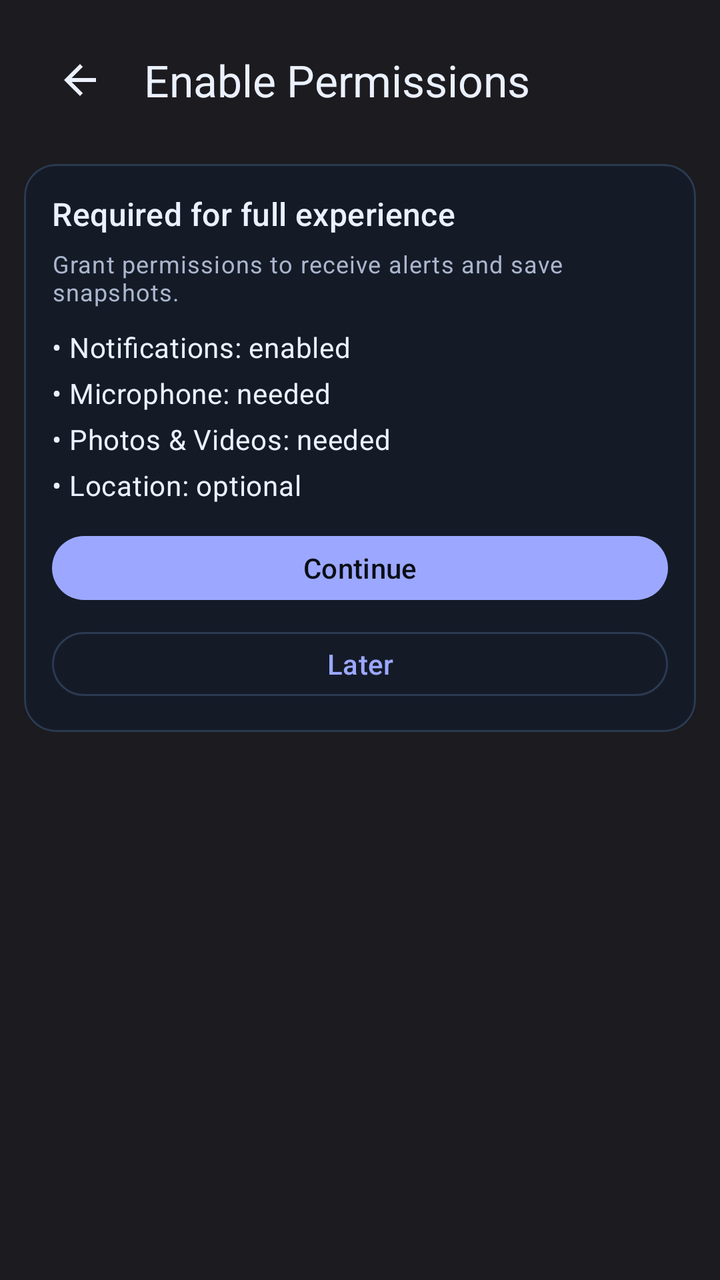
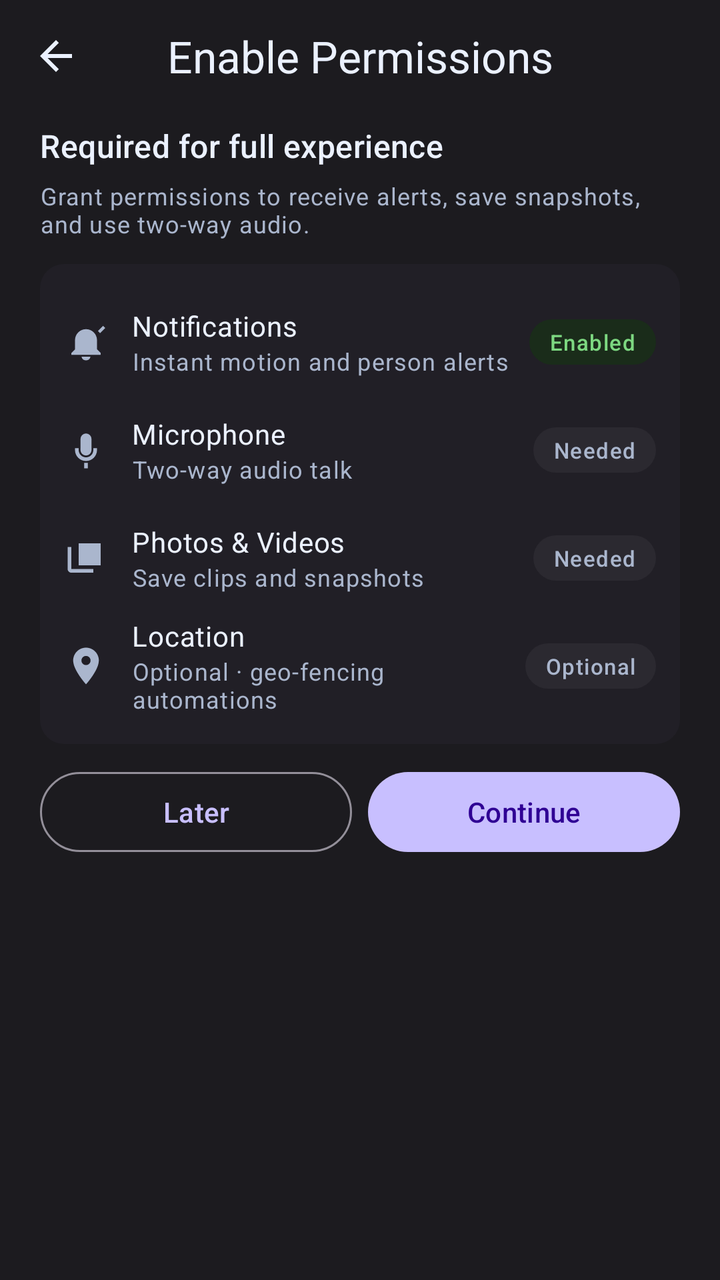

Two renders of the same Android screen: before a commit and after it. Below are the layout's source before the change and the commit's diff.
<!-- AndroidManifest.xml: application theme Theme.RealLive -->
<!-- res/layout/activity_permission_guide.xml -->
<?xml version="1.0" encoding="utf-8"?>
<ScrollView xmlns:android="http://schemas.android.com/apk/res/android"
    xmlns:app="http://schemas.android.com/apk/res-auto"
    android:layout_width="match_parent"
    android:layout_height="match_parent"
    android:background="@color/auth_bg">

    <LinearLayout
        android:layout_width="match_parent"
        android:layout_height="wrap_content"
        android:orientation="vertical"
        android:paddingStart="@dimen/space_12"
        android:paddingTop="@dimen/space_8"
        android:paddingEnd="@dimen/space_12"
        android:paddingBottom="@dimen/space_16">

        <com.google.android.material.appbar.MaterialToolbar
            android:id="@+id/permission_toolbar"
            android:layout_width="match_parent"
            android:layout_height="wrap_content"
            android:background="@android:color/transparent"
            app:navigationIcon="@drawable/ic_arrow_back_24"
            app:navigationIconTint="?attr/colorOnBackground"
            app:title="Enable Permissions"
            app:titleTextColor="?attr/colorOnBackground" />

        <com.google.android.material.card.MaterialCardView
            android:layout_width="match_parent"
            android:layout_height="wrap_content"
            android:layout_marginTop="@dimen/space_10"
            app:cardBackgroundColor="?attr/colorSurface"
            app:cardCornerRadius="@dimen/radius_16"
            app:cardElevation="0dp"
            app:strokeColor="?attr/colorOutlineVariant"
            app:strokeWidth="1dp">

            <LinearLayout
                android:layout_width="match_parent"
                android:layout_height="wrap_content"
                android:orientation="vertical"
                android:padding="@dimen/space_14">

                <TextView
                    android:layout_width="match_parent"
                    android:layout_height="wrap_content"
                    android:text="Required for full experience"
                    android:textAppearance="@style/TextAppearance.Material3.TitleMedium"
                    android:textColor="?attr/colorOnSurface" />

                <TextView
                    android:layout_width="match_parent"
                    android:layout_height="wrap_content"
                    android:layout_marginTop="@dimen/space_6"
                    android:text="Grant permissions to receive alerts and save snapshots."
                    android:textAppearance="@style/TextAppearance.Material3.BodySmall"
                    android:textColor="?attr/colorOnSurfaceVariant" />

                <LinearLayout
                    android:layout_width="match_parent"
                    android:layout_height="wrap_content"
                    android:layout_marginTop="@dimen/space_10"
                    android:orientation="vertical">

                    <TextView
                        android:layout_width="match_parent"
                        android:layout_height="wrap_content"
                        android:text="• Notifications: enabled"
                        android:textAppearance="@style/TextAppearance.Material3.BodyMedium"
                        android:textColor="?attr/colorOnSurface" />

                    <TextView
                        android:layout_width="match_parent"
                        android:layout_height="wrap_content"
                        android:layout_marginTop="@dimen/space_4"
                        android:text="• Microphone: needed"
                        android:textAppearance="@style/TextAppearance.Material3.BodyMedium"
                        android:textColor="?attr/colorOnSurface" />

                    <TextView
                        android:layout_width="match_parent"
                        android:layout_height="wrap_content"
                        android:layout_marginTop="@dimen/space_4"
                        android:text="• Photos &amp; Videos: needed"
                        android:textAppearance="@style/TextAppearance.Material3.BodyMedium"
                        android:textColor="?attr/colorOnSurface" />

                    <TextView
                        android:layout_width="match_parent"
                        android:layout_height="wrap_content"
                        android:layout_marginTop="@dimen/space_4"
                        android:text="• Location: optional"
                        android:textAppearance="@style/TextAppearance.Material3.BodyMedium"
                        android:textColor="?attr/colorOnSurface" />
                </LinearLayout>

                <com.google.android.material.button.MaterialButton
                    android:layout_width="match_parent"
                    android:layout_height="40dp"
                    android:layout_marginTop="@dimen/space_12"
                    android:text="Continue"
                    android:textAllCaps="false" />

                <com.google.android.material.button.MaterialButton
                    style="?attr/materialButtonOutlinedStyle"
                    android:layout_width="match_parent"
                    android:layout_height="40dp"
                    android:layout_marginTop="@dimen/space_8"
                    android:text="Later"
                    android:textAllCaps="false" />
            </LinearLayout>
        </com.google.android.material.card.MaterialCardView>
    </LinearLayout>

</ScrollView>
<!-- resources referenced by this layout -->
<resources>
  <dimen name="radius_16">16dp</dimen>
  <dimen name="space_10">10dp</dimen>
  <dimen name="space_12">12dp</dimen>
  <dimen name="space_14">14dp</dimen>
  <dimen name="space_16">16dp</dimen>
  <dimen name="space_4">4dp</dimen>
  <dimen name="space_6">6dp</dimen>
  <dimen name="space_8">8dp</dimen>
  <!-- drawable ic_arrow_back_24 (drawable) -->
  <vector xmlns:android="http://schemas.android.com/apk/res/android"
      android:width="24dp"
      android:height="24dp"
      android:viewportWidth="24"
      android:viewportHeight="24">
      <path
          android:fillColor="#111827"
          android:pathData="M20,11H7.83l5.59,-5.59L12,4l-8,8l8,8l1.41,-1.41L7.83,13H20v-2z" />
  </vector>
  <style name="Theme.RealLive" parent="Theme.Material3.DayNight.NoActionBar">
          <item name="colorPrimary">@color/rl_brand</item>
          <item name="colorOnPrimary">@color/rl_bg</item>
          <item name="colorPrimaryContainer">@color/rl_brand_soft</item>
          <item name="colorOnPrimaryContainer">@color/rl_text_primary</item>
  
          <item name="colorSecondary">@color/rl_secondary</item>
          <item name="colorOnSecondary">@color/rl_bg</item>
          <item name="colorSecondaryContainer">@color/rl_secondary_soft</item>
          <item name="colorOnSecondaryContainer">@color/rl_text_primary</item>
  
          <item name="colorTertiary">@color/rl_tertiary</item>
          <item name="colorOnTertiary">@color/rl_bg</item>
          <item name="colorTertiaryContainer">@color/rl_tertiary_soft</item>
          <item name="colorOnTertiaryContainer">@color/rl_text_primary</item>
  
          <item name="colorError">@color/rl_error</item>
          <item name="colorOnError">@color/rl_bg</item>
  
          <item name="colorSurface">@color/rl_surface</item>
          <item name="colorOnSurface">@color/rl_text_primary</item>
          <item name="colorSurfaceVariant">@color/rl_surface_alt</item>
          <item name="colorOnSurfaceVariant">@color/rl_text_secondary</item>
          <item name="colorOutline">@color/rl_border</item>
          <item name="colorOutlineVariant">@color/rl_border</item>
  
          <item name="android:colorBackground">@color/rl_bg</item>
          <item name="colorOnBackground">@color/rl_text_primary</item>
          <item name="android:windowBackground">@color/rl_bg</item>
  
          <item name="android:statusBarColor">@color/rl_bg</item>
          <item name="android:navigationBarColor">@color/rl_bg</item>
          <item name="android:windowLightStatusBar">false</item>
          <item name="android:windowLightNavigationBar">false</item>
      </style>
  <!-- unchanged entries left out for length: 14 -->
</resources>

<!-- the commit's change to res/layout/activity_permission_guide.xml (unified diff, before → after) -->
@@ -1,114 +1,301 @@
 <?xml version="1.0" encoding="utf-8"?>
-<ScrollView xmlns:android="http://schemas.android.com/apk/res/android"
-    xmlns:app="http://schemas.android.com/apk/res-auto"
+<LinearLayout xmlns:android="http://schemas.android.com/apk/res/android"
     android:layout_width="match_parent"
     android:layout_height="match_parent"
-    android:background="@color/auth_bg">
+    android:background="@color/auth_bg"
+    android:orientation="vertical">
 
     <LinearLayout
         android:layout_width="match_parent"
-        android:layout_height="wrap_content"
-        android:orientation="vertical"
-        android:paddingStart="@dimen/space_12"
-        android:paddingTop="@dimen/space_8"
-        android:paddingEnd="@dimen/space_12"
-        android:paddingBottom="@dimen/space_16">
-
-        <com.google.android.material.appbar.MaterialToolbar
-            android:id="@+id/permission_toolbar"
+        android:layout_height="56dp"
+        android:gravity="center_vertical"
+        android:paddingStart="8dp"
+        android:paddingEnd="8dp">
+
+        <ImageButton
+            android:id="@+id/permission_back"
+            android:layout_width="40dp"
+            android:layout_height="40dp"
+            android:background="@android:color/transparent"
+            android:contentDescription="Back"
+            android:src="@drawable/ic_arrow_back_24"
+            android:tint="?attr/colorOnBackground" />
+
+        <TextView
+            android:layout_width="0dp"
+            android:layout_height="wrap_content"
+            android:layout_weight="1"
+            android:gravity="center"
+            android:text="Enable Permissions"
+            android:textAppearance="@style/TextAppearance.Material3.TitleLarge"
+            android:textColor="?attr/colorOnBackground" />
+
+        <View
+            android:layout_width="40dp"
+            android:layout_height="40dp" />
+    </LinearLayout>
+
+    <ScrollView
+        android:layout_width="match_parent"
+        android:layout_height="0dp"
+        android:layout_weight="1"
+        android:scrollbars="none">
+
+        <LinearLayout
             android:layout_width="match_parent"
             android:layout_height="wrap_content"
-            android:background="@android:color/transparent"
-            app:navigationIcon="@drawable/ic_arrow_back_24"
-            app:navigationIconTint="?attr/colorOnBackground"
-            app:title="Enable Permissions"
-            app:titleTextColor="?attr/colorOnBackground" />
-
-        <com.google.android.material.card.MaterialCardView
-            android:layout_width="match_parent"
-            android:layout_height="wrap_content"
-            android:layout_marginTop="@dimen/space_10"
-            app:cardBackgroundColor="?attr/colorSurface"
-            app:cardCornerRadius="@dimen/radius_16"
-            app:cardElevation="0dp"
-            app:strokeColor="?attr/colorOutlineVariant"
-            app:strokeWidth="1dp">
+            android:orientation="vertical"
+            android:paddingStart="20dp"
+            android:paddingTop="6dp"
+            android:paddingEnd="20dp"
+            android:paddingBottom="16dp">
+
+            <TextView
+                android:layout_width="match_parent"
+                android:layout_height="wrap_content"
+                android:text="Required for full experience"
+                android:textAppearance="@style/TextAppearance.Material3.TitleMedium"
+                android:textColor="?attr/colorOnSurface" />
+
+            <TextView
+                android:layout_width="match_parent"
+                android:layout_height="wrap_content"
+                android:layout_marginTop="6dp"
+                android:text="Grant permissions to receive alerts, save snapshots, and use two-way audio."
+                android:textAppearance="@style/TextAppearance.Material3.BodySmall"
+                android:textColor="?attr/colorOnSurfaceVariant" />
 
             <LinearLayout
                 android:layout_width="match_parent"
                 android:layout_height="wrap_content"
+                android:layout_marginTop="12dp"
+                android:background="@drawable/bg_settings_card"
                 android:orientation="vertical"
-                android:padding="@dimen/space_14">
-
-                <TextView
-                    android:layout_width="match_parent"
-                    android:layout_height="wrap_content"
-                    android:text="Required for full experience"
-                    android:textAppearance="@style/TextAppearance.Material3.TitleMedium"
-                    android:textColor="?attr/colorOnSurface" />
-
-                <TextView
-                    android:layout_width="match_parent"
-                    android:layout_height="wrap_content"
-                    android:layout_marginTop="@dimen/space_6"
-                    android:text="Grant permissions to receive alerts and save snapshots."
-                    android:textAppearance="@style/TextAppearance.Material3.BodySmall"
-                    android:textColor="?attr/colorOnSurfaceVariant" />
+                android:padding="12dp">
 
                 <LinearLayout
                     android:layout_width="match_parent"
-                    android:layout_height="wrap_content"
-                    android:layout_marginTop="@dimen/space_10"
-                    android:orientation="vertical">
+                    android:layout_height="54dp"
+                    android:gravity="center_vertical"
+                    android:orientation="horizontal">
+
+                    <ImageView
+                        android:layout_width="22dp"
+                        android:layout_height="22dp"
+                        android:src="@drawable/ic_rl_notifications_active_24"
+                        android:tint="?attr/colorOnSurfaceVariant" />
+
+                    <LinearLayout
+                        android:layout_width="0dp"
+                        android:layout_height="wrap_content"
+                        android:layout_marginStart="12dp"
+                        android:layout_weight="1"
+                        android:orientation="vertical">
+
+                        <TextView
+                            android:layout_width="wrap_content"
+                            android:layout_height="wrap_content"
+                            android:text="Notifications"
+                            android:textAppearance="@style/TextAppearance.Material3.BodyMedium"
+                            android:textColor="?attr/colorOnSurface" />
+
+                        <TextView
+                            android:layout_width="wrap_content"
+                            android:layout_height="wrap_content"
+                            android:text="Instant motion and person alerts"
+                            android:textAppearance="@style/TextAppearance.Material3.BodySmall"
+                            android:textColor="?attr/colorOnSurfaceVariant" />
+                    </LinearLayout>
 
                     <TextView
-                        android:layout_width="match_parent"
-                        android:layout_height="wrap_content"
-                        android:text="• Notifications: enabled"
-                        android:textAppearance="@style/TextAppearance.Material3.BodyMedium"
-                        android:textColor="?attr/colorOnSurface" />
+                        android:id="@+id/permission_badge_notifications"
+                        android:layout_width="wrap_content"
+                        android:layout_height="wrap_content"
+                        android:background="@drawable/bg_perm_badge_on"
+                        android:paddingStart="10dp"
+                        android:paddingTop="4dp"
+                        android:paddingEnd="10dp"
+                        android:paddingBottom="4dp"
+                        android:text="Enabled"
+                        android:textAppearance="@style/TextAppearance.Material3.LabelSmall"
+                        android:textColor="#7DD881" />
+                </LinearLayout>
+
+                <LinearLayout
+                    android:layout_width="match_parent"
+                    android:layout_height="54dp"
+                    android:gravity="center_vertical"
+                    android:orientation="horizontal">
+
+                    <ImageView
+                        android:layout_width="22dp"
+                        android:layout_height="22dp"
+                        android:src="@drawable/ic_rl_mic_24"
+                        android:tint="?attr/colorOnSurfaceVariant" />
+
+                    <LinearLayout
+                        android:layout_width="0dp"
+                        android:layout_height="wrap_content"
+                        android:layout_marginStart="12dp"
+                        android:layout_weight="1"
+                        android:orientation="vertical">
+
+                        <TextView
+                            android:layout_width="wrap_content"
+                            android:layout_height="wrap_content"
+                            android:text="Microphone"
+                            android:textAppearance="@style/TextAppearance.Material3.BodyMedium"
+                            android:textColor="?attr/colorOnSurface" />
+
+                        <TextView
+                            android:layout_width="wrap_content"
+                            android:layout_height="wrap_content"
+                            android:text="Two-way audio talk"
+                            android:textAppearance="@style/TextAppearance.Material3.BodySmall"
+                            android:textColor="?attr/colorOnSurfaceVariant" />
+                    </LinearLayout>
 
                     <TextView
-                        android:layout_width="match_parent"
-                        android:layout_height="wrap_content"
-                        android:layout_marginTop="@dimen/space_4"
-                        android:text="• Microphone: needed"
-                        android:textAppearance="@style/TextAppearance.Material3.BodyMedium"
-                        android:textColor="?attr/colorOnSurface" />
+                        android:id="@+id/permission_badge_mic"
+                        android:layout_width="wrap_content"
+                        android:layout_height="wrap_content"
+                        android:background="@drawable/bg_perm_badge_off"
+                        android:paddingStart="10dp"
+                        android:paddingTop="4dp"
+                        android:paddingEnd="10dp"
+                        android:paddingBottom="4dp"
+                        android:text="Needed"
+                        android:textAppearance="@style/TextAppearance.Material3.LabelSmall"
+                        android:textColor="?attr/colorOnSurfaceVariant" />
+                </LinearLayout>
+
+                <LinearLayout
+                    android:layout_width="match_parent"
+                    android:layout_height="54dp"
+                    android:gravity="center_vertical"
+                    android:orientation="horizontal">
+
+                    <ImageView
+                        android:layout_width="22dp"
+                        android:layout_height="22dp"
+                        android:src="@drawable/ic_rl_photo_library_24"
+                        android:tint="?attr/colorOnSurfaceVariant" />
+
+                    <LinearLayout
+                        android:layout_width="0dp"
+                        android:layout_height="wrap_content"
+                        android:layout_marginStart="12dp"
+                        android:layout_weight="1"
+                        android:orientation="vertical">
+
+                        <TextView
+                            android:layout_width="wrap_content"
+                            android:layout_height="wrap_content"
+                            android:text="Photos &amp; Videos"
+                            android:textAppearance="@style/TextAppearance.Material3.BodyMedium"
+                            android:textColor="?attr/colorOnSurface" />
+
+                        <TextView
+                            android:layout_width="wrap_content"
+                            android:layout_height="wrap_content"
+                            android:text="Save clips and snapshots"
+                            android:textAppearance="@style/TextAppearance.Material3.BodySmall"
+                            android:textColor="?attr/colorOnSurfaceVariant" />
+                    </LinearLayout>
 
                     <TextView
-                        android:layout_width="match_parent"
-                        android:layout_height="wrap_content"
-                        android:layout_marginTop="@dimen/space_4"
-                        android:text="• Photos &amp; Videos: needed"
-                        android:textAppearance="@style/TextAppearance.Material3.BodyMedium"
-                        android:textColor="?attr/colorOnSurface" />
+                        android:id="@+id/permission_badge_media"
+                        android:layout_width="wrap_content"
+                        android:layout_height="wrap_content"
+                        android:background="@drawable/bg_perm_badge_off"
+                        android:paddingStart="10dp"
+                        android:paddingTop="4dp"
+                        android:paddingEnd="10dp"
+                        android:paddingBottom="4dp"
+                        android:text="Needed"
+                        android:textAppearance="@style/TextAppearance.Material3.LabelSmall"
+                        android:textColor="?attr/colorOnSurfaceVariant" />
+                </LinearLayout>
+
+                <LinearLayout
+                    android:layout_width="match_parent"
+                    android:layout_height="54dp"
+                    android:gravity="center_vertical"
+                    android:orientation="horizontal">
+
+                    <ImageView
+                        android:layout_width="22dp"
+                        android:layout_height="22dp"
+                        android:src="@drawable/ic_rl_location_on_24"
+                        android:tint="?attr/colorOnSurfaceVariant" />
+
+                    <LinearLayout
+                        android:layout_width="0dp"
+                        android:layout_height="wrap_content"
+                        android:layout_marginStart="12dp"
+                        android:layout_weight="1"
+                        android:orientation="vertical">
+
+                        <TextView
+                            android:layout_width="wrap_content"
+                            android:layout_height="wrap_content"
+                            android:text="Location"
+                            android:textAppearance="@style/TextAppearance.Material3.BodyMedium"
+                            android:textColor="?attr/colorOnSurface" />
+
+                        <TextView
+                            android:layout_width="wrap_content"
+                            android:layout_height="wrap_content"
+                            android:text="Optional · geo-fencing automations"
+                            android:textAppearance="@style/TextAppearance.Material3.BodySmall"
+                            android:textColor="?attr/colorOnSurfaceVariant" />
+                    </LinearLayout>
 
                     <TextView
-                        android:layout_width="match_parent"
-                        android:layout_height="wrap_content"
-                        android:layout_marginTop="@dimen/space_4"
-                        android:text="• Location: optional"
-                        android:textAppearance="@style/TextAppearance.Material3.BodyMedium"
-                        android:textColor="?attr/colorOnSurface" />
+                        android:id="@+id/permission_badge_location"
+                        android:layout_width="wrap_content"
+                        android:layout_height="wrap_content"
+                        android:background="@drawable/bg_perm_badge_neutral"
+                        android:paddingStart="10dp"
+                        android:paddingTop="4dp"
+                        android:paddingEnd="10dp"
+                        android:paddingBottom="4dp"
+                        android:text="Optional"
+                        android:textAppearance="@style/TextAppearance.Material3.LabelSmall"
+                        android:textColor="?attr/colorOnSurfaceVariant" />
                 </LinearLayout>
-
-                <com.google.android.material.button.MaterialButton
-                    android:layout_width="match_parent"
+            </LinearLayout>
+
+            <LinearLayout
+                android:layout_width="match_parent"
+                android:layout_height="wrap_content"
+                android:layout_marginTop="14dp"
+                android:orientation="horizontal">
+
+                <TextView
+                    android:id="@+id/permission_later_btn"
+                    android:layout_width="0dp"
                     android:layout_height="40dp"
-                    android:layout_marginTop="@dimen/space_12"
+                    android:layout_weight="1"
+                    android:background="@drawable/bg_btn_outline"
+                    android:gravity="center"
+                    android:text="Later"
+                    android:textAppearance="@style/TextAppearance.Material3.LabelLarge"
+                    android:textColor="@color/auth_primary" />
+
+                <TextView
+                    android:id="@+id/permission_continue_btn"
+                    android:layout_width="0dp"
+                    android:layout_height="40dp"
+                    android:layout_marginStart="8dp"
+                    android:layout_weight="1"
+                    android:background="@drawable/bg_btn_primary"
+                    android:gravity="center"
                     android:text="Continue"
-                    android:textAllCaps="false" />
-
-                <com.google.android.material.button.MaterialButton
-                    style="?attr/materialButtonOutlinedStyle"
-                    android:layout_width="match_parent"
-                    android:layout_height="40dp"
-                    android:layout_marginTop="@dimen/space_8"
-                    android:text="Later"
-                    android:textAllCaps="false" />
+                    android:textAppearance="@style/TextAppearance.Material3.LabelLarge"
+                    android:textColor="@color/auth_on_primary" />
             </LinearLayout>
-        </com.google.android.material.card.MaterialCardView>
-    </LinearLayout>
-
-</ScrollView>
+        </LinearLayout>
+    </ScrollView>
+
+</LinearLayout>
<!-- resource entries referenced after the edit -->
@@ -1,13 +1,38 @@
 <!-- resources referenced by this layout -->
 <resources>
-  <dimen name="radius_16">16dp</dimen>
-  <dimen name="space_10">10dp</dimen>
-  <dimen name="space_12">12dp</dimen>
-  <dimen name="space_14">14dp</dimen>
-  <dimen name="space_16">16dp</dimen>
-  <dimen name="space_4">4dp</dimen>
-  <dimen name="space_6">6dp</dimen>
-  <dimen name="space_8">8dp</dimen>
+  <color name="auth_on_primary">#2F0094</color>
+  <color name="auth_primary">#C8BFFF</color>
+  <!-- drawable bg_btn_outline (drawable) -->
+  <shape xmlns:android="http://schemas.android.com/apk/res/android">
+      <solid android:color="@android:color/transparent" />
+      <stroke android:width="1dp" android:color="#938F99" />
+      <corners android:radius="999dp" />
+  </shape>
+  <!-- drawable bg_btn_primary (drawable) -->
+  <shape xmlns:android="http://schemas.android.com/apk/res/android">
+      <solid android:color="@color/auth_primary" />
+      <corners android:radius="999dp" />
+  </shape>
+  <!-- drawable bg_perm_badge_neutral (drawable) -->
+  <shape xmlns:android="http://schemas.android.com/apk/res/android">
+      <solid android:color="#2B2930" />
+      <corners android:radius="999dp" />
+  </shape>
+  <!-- drawable bg_perm_badge_off (drawable) -->
+  <shape xmlns:android="http://schemas.android.com/apk/res/android">
+      <solid android:color="#2B2930" />
+      <corners android:radius="999dp" />
+  </shape>
+  <!-- drawable bg_perm_badge_on (drawable) -->
+  <shape xmlns:android="http://schemas.android.com/apk/res/android">
+      <solid android:color="#1A2C1A" />
+      <corners android:radius="999dp" />
+  </shape>
+  <!-- drawable bg_settings_card (drawable) -->
+  <shape xmlns:android="http://schemas.android.com/apk/res/android">
+      <solid android:color="#211F26" />
+      <corners android:radius="12dp" />
+  </shape>
   <!-- drawable ic_arrow_back_24 (drawable) -->
   <vector xmlns:android="http://schemas.android.com/apk/res/android"
       android:width="24dp"
@@ -15,8 +40,37 @@
       android:viewportWidth="24"
       android:viewportHeight="24">
       <path
-          android:fillColor="#111827"
+          android:fillColor="@color/rl_text_primary"
           android:pathData="M20,11H7.83l5.59,-5.59L12,4l-8,8l8,8l1.41,-1.41L7.83,13H20v-2z" />
+  </vector>
+  <!-- drawable ic_rl_location_on_24 (drawable) -->
+  <vector xmlns:android="http://schemas.android.com/apk/res/android"
+      android:width="24dp"
+      android:height="24dp"
+      android:viewportWidth="24"
+      android:viewportHeight="24">
+      <path
+          android:fillColor="#000000"
+          android:pathData="M12,2C8.13,2 5,5.13 5,9c0,5.25 7,13 7,13s7,-7.75 7,-13c0,-3.87 -3.13,-7 -7,-7zm0,9.5c-1.38,0 -2.5,-1.12 -2.5,-2.5S10.62,6.5 12,6.5 14.5,7.62 14.5,9 13.38,11.5 12,11.5z" />
+  </vector>
+  <!-- drawable ic_rl_mic_24 (drawable) -->
+  <vector xmlns:android="http://schemas.android.com/apk/res/android" android:width="24dp" android:height="24dp" android:viewportWidth="24" android:viewportHeight="24">
+    <path android:fillColor="#FFFFFFFF" android:pathData="M12,3a3,3 0 0,0 -3,3v6a3,3 0 0,0 6,0V6a3,3 0 0,0 -3,-3zM6,11v1a6,6 0 0,0 12,0v-1h-2v1a4,4 0 0,1 -8,0v-1zM11,19h2v3h-2z"/>
+  </vector>
+  <!-- drawable ic_rl_notifications_active_24 (drawable) -->
+  <vector xmlns:android="http://schemas.android.com/apk/res/android" android:width="24dp" android:height="24dp" android:viewportWidth="24" android:viewportHeight="24">
+    <path android:fillColor="#FFFFFFFF" android:pathData="M12,22a2.5,2.5 0 0,0 2.45,-2h-4.9A2.5,2.5 0 0,0 12,22zM18,16v-5a6,6 0 1,0 -12,0v5l-2,2v1h16v-1l-2,-2z"/>
+    <path android:fillColor="#FFFFFFFF" android:pathData="M18.5,6l1.2,1.2l2.8,-2.8l-1.2,-1.2z"/>
+  </vector>
+  <!-- drawable ic_rl_photo_library_24 (drawable) -->
+  <vector xmlns:android="http://schemas.android.com/apk/res/android"
+      android:width="24dp"
+      android:height="24dp"
+      android:viewportWidth="24"
+      android:viewportHeight="24">
+      <path
+          android:fillColor="#000000"
+          android:pathData="M8,16h12V4H8v12zM4,20h12v-2H4V6H2v12c0,1.1 0.9,2 2,2z" />
   </vector>
   <style name="Theme.RealLive" parent="Theme.Material3.DayNight.NoActionBar">
           <item name="colorPrimary">@color/rl_brand</item>
@@ -47,6 +101,7 @@
           <item name="android:colorBackground">@color/rl_bg</item>
           <item name="colorOnBackground">@color/rl_text_primary</item>
           <item name="android:windowBackground">@color/rl_bg</item>
+          <item name="android:textColorHighlight">@android:color/transparent</item>
   
           <item name="android:statusBarColor">@color/rl_bg</item>
           <item name="android:navigationBarColor">@color/rl_bg</item>
